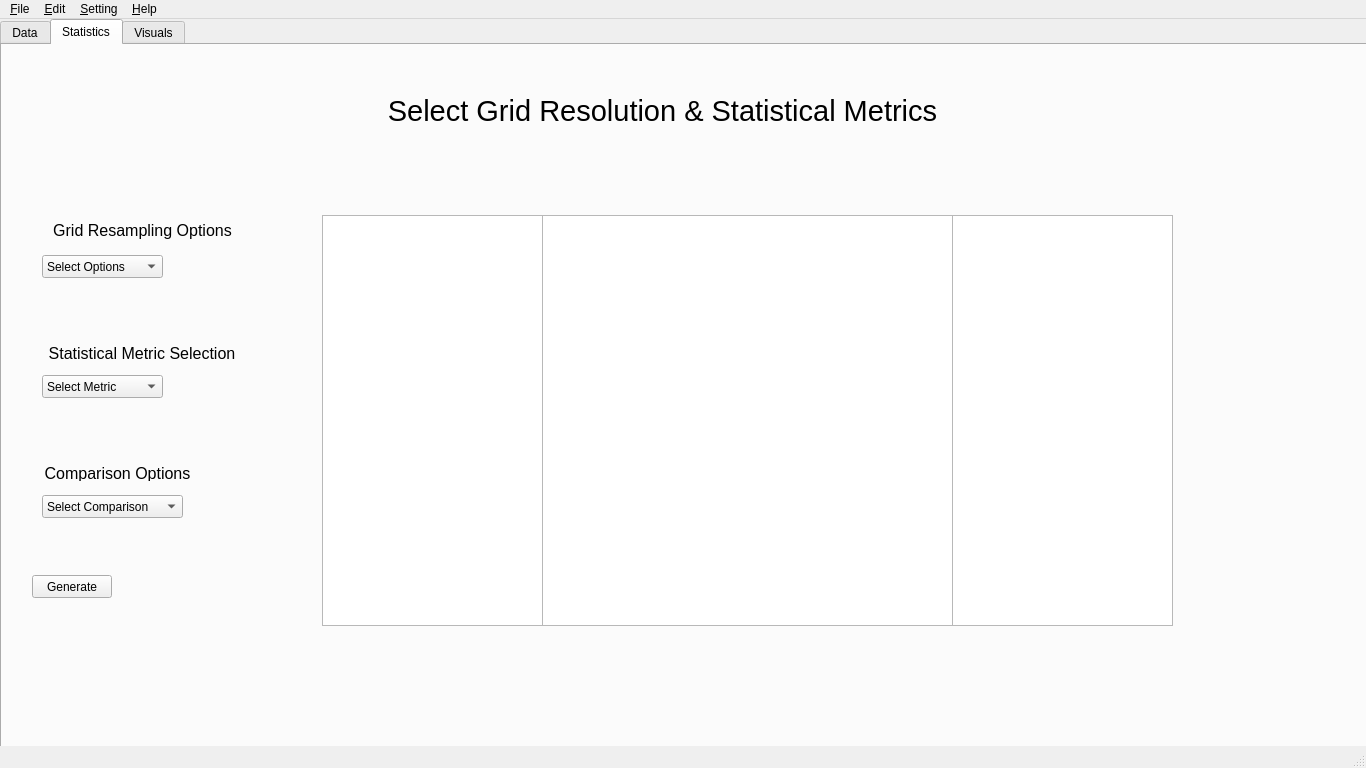
Old version of the form interface.ui in the repository BrianXie-03/Satellite-Data-Analysis.
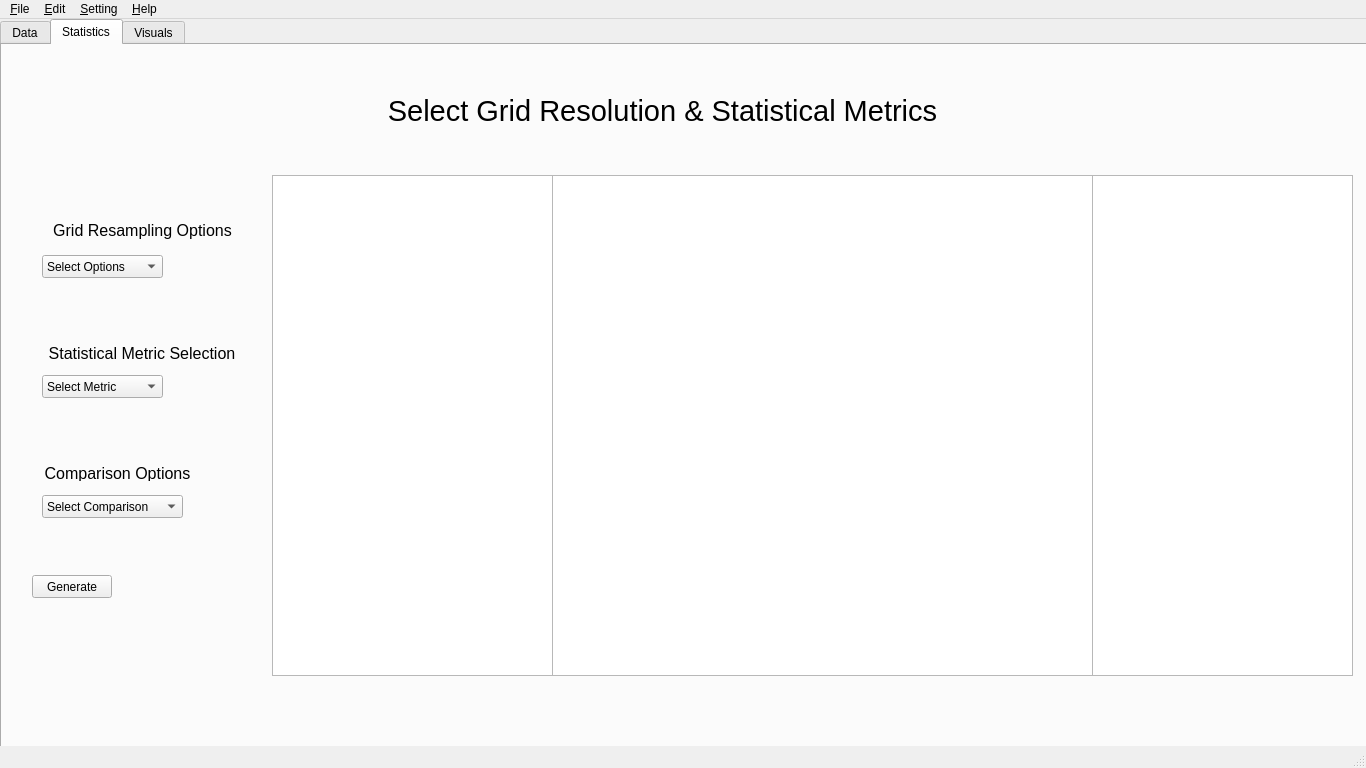
New version of the form. The open tabs and pages were chosen to show the change.

```diff
--- a/interface.ui
+++ b/interface.ui
@@ -641,30 +641,30 @@
      <widget class="QGraphicsView" name="graph_1">
       <property name="geometry">
        <rect>
-        <x>320</x>
-        <y>170</y>
-        <width>411</width>
-        <height>411</height>
+        <x>830</x>
+        <y>130</y>
+        <width>521</width>
+        <height>501</height>
        </rect>
       </property>
      </widget>
      <widget class="QGraphicsView" name="graph_2">
       <property name="geometry">
        <rect>
-        <x>760</x>
-        <y>170</y>
-        <width>411</width>
-        <height>411</height>
+        <x>270</x>
+        <y>130</y>
+        <width>531</width>
+        <height>501</height>
        </rect>
       </property>
      </widget>
      <widget class="QGraphicsView" name="difference_graph">
       <property name="geometry">
        <rect>
-        <x>540</x>
-        <y>170</y>
-        <width>411</width>
-        <height>411</height>
+        <x>550</x>
+        <y>130</y>
+        <width>541</width>
+        <height>501</height>
        </rect>
       </property>
      </widget>
```
Left out of the diff: 6 changed lines with no effect on the pictures.
